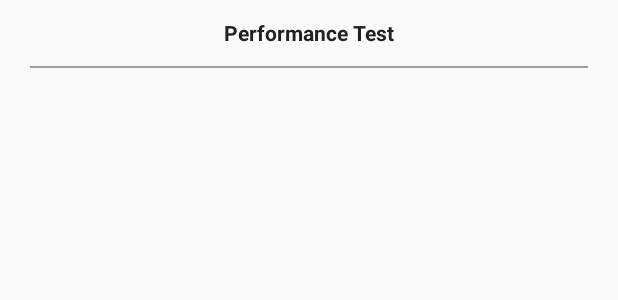
After one commit to app-bootstrap/android-u-should-know, an Android app: the layout home_performance_pop.xml on its own in the app's theme, with its tools: preview values and no code run, on a phone screen of 412 x 824 dp. The commit adds this screen. Shown: the top 300 px of the screen. Run offline under Robolectric (Android 15) with nearby library versions, the phone set to English and light mode, and no system bars.

Commit message:
update list view onclick feature and provide popup ui

```diff
--- a/app/src/main/java/com/gz/android_utils/demo/GZDemoListViewItem.java
+++ b/app/src/main/java/com/gz/android_utils/demo/GZDemoListViewItem.java
@@ -11,6 +11,7 @@ import android.widget.TextView;
 
 import com.gz.android_utils.GZApplication;
 import com.gz.android_utils.R;
+import com.gz.android_utils.misc.log.GZAppLogger;
 import com.gz.android_utils.ui.listview.GZListViewBaseItem;
 
 /**
@@ -73,4 +74,9 @@ public class GZDemoListViewItem extends GZListViewBaseItem {
         holder.descriptionView.setText(data.desc);
         //TODO provide bitmap processor & cache
     }
+
+    @Override
+    protected void onItemClicked() {
+        GZAppLogger.d("item clicked");
+    }
 }
--- a/app/src/main/java/com/gz/android_utils/misc/log/GZAppLogger.java
+++ b/app/src/main/java/com/gz/android_utils/misc/log/GZAppLogger.java
@@ -14,7 +14,7 @@ import java.io.Writer;
  */
 public class GZAppLogger {
 
-    private static String APP_LOG_FLAG = "";
+    private static String APP_LOG_FLAG = "GZAppDemo";
 
     public static void e(String format, Object... args) {
         if (!GZAppLoggerConfig.NO_LOG) {
--- a/app/src/main/java/com/gz/android_utils/ui/listview/GZListViewBaseItem.java
+++ b/app/src/main/java/com/gz/android_utils/ui/listview/GZListViewBaseItem.java
@@ -19,4 +19,7 @@ public abstract class GZListViewBaseItem {
 
     /* Called to update the content view display information */
     protected abstract void onContentViewUpdate(View t);
+
+    /* Perform on item click */
+    protected abstract void onItemClicked();
 }
--- /dev/null
+++ b/app/src/main/res/layout/home_performance_pop.xml
@@ -0,0 +1,30 @@
+<?xml version="1.0" encoding="utf-8"?>
+<LinearLayout xmlns:android="http://schemas.android.com/apk/res/android"
+    android:layout_width="match_parent"
+    android:layout_height="match_parent"
+    android:orientation="vertical">
+
+    <TextView
+        android:id="@+id/performance_popup_title"
+        android:layout_width="match_parent"
+        android:layout_height="44dp"
+        android:textStyle="bold"
+        android:gravity="center"
+        android:text="Performance Test"
+        android:textColor="@color/colorPrimary" />
+
+    <View
+        android:layout_width="match_parent"
+        android:layout_height="1dp"
+        android:layout_marginLeft="20dp"
+        android:layout_marginRight="20dp"
+        android:background="@color/colorPrimaryDark" />
+
+    <TextView
+        android:id="@+id/performance_popup_content"
+        android:layout_width="match_parent"
+        android:layout_height="wrap_content"
+        android:gravity="center"
+        android:textColor="@color/colorPrimaryDark" />
+
+</LinearLayout>
```
Also changed, not shown: app/src/main/java/com/gz/android_utils/ui/listview/GZListView.java (+17 -0 lines).
